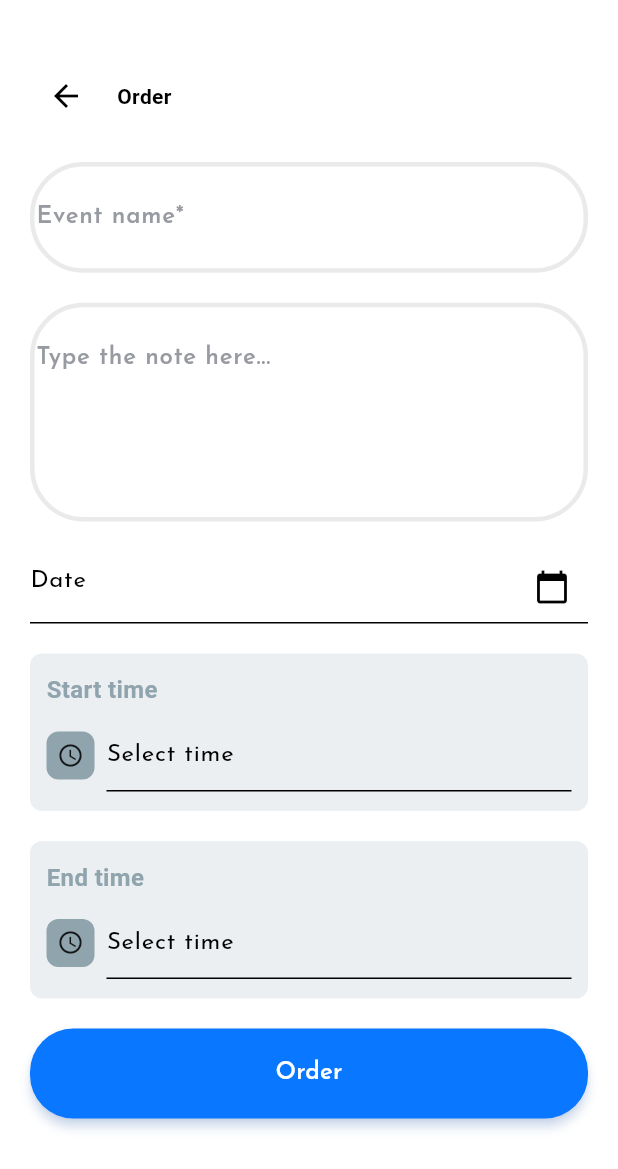
After one commit to andyka-salom/App_mobile, a Flutter app: the OrderScreen screen opened by its route, on a phone screen of 412 x 824 dp. The commit adds this screen. Shown: the top 1169 px of the screen. Run offline on Flutter 3.47's test engine with Material 3 defaults, Android fonts, the phone set to English and light mode, and no system bars; our stand-ins replace cached_network_image, connectivity_plus, dotted_border, flutter_svg.

```diff
--- a/lib/presentation/order_history.dart
+++ b/lib/presentation/order_history.dart
@@ -4,10 +4,9 @@ import '../../theme/custom_button_style.dart';
 import '../../widgets/app_bar/appbar_leading_image.dart';
 import '../../widgets/app_bar/appbar_title.dart';
 import '../../widgets/app_bar/custom_app_bar.dart';
-import '../../widgets/custom_bottom_bar.dart';
 import '../../widgets/custom_elevated_button.dart';
 import '../../widgets/custom_text_form_field.dart';
-import 'service_tab_container_page.dart'; // ignore_for_file: must_be_immutable
+// ignore_for_file: must_be_immutable
 
 
 class OrderRecentScreen extends StatelessWidget {
--- /dev/null
+++ b/lib/presentation/order_screen.dart
@@ -0,0 +1,189 @@
+import 'package:flutter/material.dart';
+import 'package:intl/intl.dart';
+import '../../core/app_export.dart';
+import '../../theme/custom_button_style.dart';
+import '../../widgets/custom_elevated_button.dart';
+import '../../widgets/custom_text_form_field.dart';
+// ignore_for_file: must_be_immutable
+class OrderScreen extends StatelessWidget {
+  OrderScreen({Key? key}) : super(key: key);
+
+  TextEditingController nameController = TextEditingController();
+  TextEditingController noteOneController = TextEditingController();
+  TextEditingController dateController = TextEditingController();
+  TextEditingController startTimeController = TextEditingController();
+  TextEditingController endTimeController = TextEditingController();
+
+  GlobalKey<FormState> _formKey = GlobalKey<FormState>();
+
+  @override
+  Widget build(BuildContext context) {
+    return Scaffold(
+      backgroundColor: theme.colorScheme.onPrimary,
+      resizeToAvoidBottomInset: false,
+      body: SingleChildScrollView(
+        child: Padding(
+          padding: EdgeInsets.symmetric(horizontal: 20.0, vertical: 40.0),
+          child: Form(
+            key: _formKey,
+            child: Column(
+              crossAxisAlignment: CrossAxisAlignment.start,
+              children: [
+                Row(
+                  children: [
+                    IconButton(
+                      icon: Icon(Icons.arrow_back),
+                      onPressed: () {
+                        // Handle back button pressed
+                      },
+                    ),
+                    SizedBox(width: 10.0),
+                    Text(
+                      "Order",
+                      style: theme.textTheme.headlineMedium,
+                    ),
+                  ],
+                ),
+                SizedBox(height: 20.0),
+                CustomTextFormField(
+                  controller: nameController,
+                  hintText: "Event name*",
+                ),
+                SizedBox(height: 20.0),
+                CustomTextFormField(
+                  controller: noteOneController,
+                  hintText: "Type the note here...",
+                  maxLines: 4,
+                ),
+                SizedBox(height: 20.0),
+                InkWell(
+                  onTap: () {
+                    _selectDate(context);
+                  },
+                  child: IgnorePointer(
+                    child: TextFormField(
+                      controller: dateController,
+                      readOnly: true,
+                      decoration: InputDecoration(
+                        hintText: 'Date',
+                        suffixIcon: Icon(Icons.calendar_today),
+                      ),
+                    ),
+                  ),
+                ),
+                SizedBox(height: 20.0),
+                _buildRowSearching(
+                  context,
+                  timeType: "Start time",
+                  controller: startTimeController,
+                ),
+                SizedBox(height: 20.0),
+                _buildRowSearching(
+                  context,
+                  timeType: "End time",
+                  controller: endTimeController,
+                ),
+                SizedBox(height: 20.0),
+                CustomElevatedButton(
+                  height: 60.0,
+                  text: "Order",
+                  onPressed: () {
+                    // Handle order button pressed
+                  },
+                  buttonStyle: CustomButtonStyles.outlineBlueTL30,
+                  buttonTextStyle: CustomTextStyles.titleMediumOnPrimary18,
+                ),
+              ],
+            ),
+          ),
+        ),
+      ),
+    );
+  }
+
+  Future<void> _selectDate(BuildContext context) async {
+    final DateTime? picked = await showDatePicker(
+      context: context,
+      initialDate: DateTime.now(),
+      firstDate: DateTime(DateTime.now().year - 5),
+      lastDate: DateTime(DateTime.now().year + 5),
+    );
+    if (picked != null) {
+      // Format date without time
+      final DateFormat formatter = DateFormat('yyyy-MM-dd');
+      final String formattedDate = formatter.format(picked);
+      dateController.text = formattedDate;
+    }
+  }
+
+
+  Widget _buildRowSearching(BuildContext context, {required String timeType, required TextEditingController controller}) {
+    return Container(
+      padding: EdgeInsets.symmetric(horizontal: 11.0, vertical: 13.0),
+      decoration: BoxDecoration(
+        borderRadius: BorderRadius.circular(8.0),
+        color: Colors.blueGrey[50],
+      ),
+      child: Column(
+        crossAxisAlignment: CrossAxisAlignment.start,
+        children: [
+          Text(
+            timeType,
+            style: TextStyle(
+              color: Colors.blueGrey[300],
+              fontSize: 16.0,
+            ),
+          ),
+          SizedBox(height: 8.0),
+          Row(
+            children: [
+              GestureDetector(
+                onTap: () {
+                  _selectTime(context, timeType, controller);
+                },
+                child: Container(
+                  height: 32.0,
+                  width: 32.0,
+                  decoration: BoxDecoration(
+                    borderRadius: BorderRadius.circular(8.0),
+                    color: Colors.blueGrey[300],
+                  ),
+                  child: Icon(
+                    Icons.access_time,
+                    size: 18.0,
+                  ),
+                ),
+              ),
+              SizedBox(width: 8.0),
+              Expanded(
+                child: TextFormField(
+                  controller: controller,
+                  readOnly: true,
+                  decoration: InputDecoration(
+                    hintText: 'Select time',
+                  ),
+                  onTap: () {
+                    _selectTime(context, timeType, controller);
+                  },
+                ),
+              ),
+            ],
+          ),
+        ],
+      ),
+    );
+  }
+
+  Future<void> _selectTime(BuildContext context, String timeType, TextEditingController controller) async {
+    final TimeOfDay? picked = await showTimePicker(
+      context: context,
+      initialTime: TimeOfDay.now(),
+    );
+    if (picked != null) {
+      // Format time in 24-hour format
+      final hour = picked.hour.toString().padLeft(2, '0');
+      final minute = picked.minute.toString().padLeft(2, '0');
+      controller.text = '$hour:$minute';
+    }
+  }
+}
--- a/lib/presentation/signup_page_one_screen.dart
+++ b/lib/presentation/signup_page_one_screen.dart
@@ -226,8 +226,7 @@ class SignupPageOneScreen extends StatelessWidget {
       if (response.statusCode == 200) {
         // Registration successful, handle the response accordingly
         print('Registration successful');
-        // For example, navigate to the next screen
-        // Navigator.pushReplacementNamed(context, '/home');
+        Navigator.pushReplacementNamed(context, '/signin_screen_one_screen');
       }else {
         // Registration failed, show an error message with API response
         final Map<String, dynamic> responseData = json.decode(response.body);
--- a/lib/routes/app_routes.dart
+++ b/lib/routes/app_routes.dart
@@ -10,7 +10,8 @@ import '../presentation/detail_order_screen.dart';
 import '../presentation/home_page/home_page.dart';
 import '../presentation/service_container_screen/service_container_screen.dart';
 import '../presentation/order_recent_screen.dart';
-import '../presentation/splash_screen.dart'; // ignore_for_file: must_be_immutable
+import '../presentation/order_screen.dart';
+import '../presentation/splash_screen.dart';
 
 
 class AppRoutes {
@@ -30,9 +31,13 @@ class AppRoutes {
 
   static const String newPage = '/detail_order';
 
-  static const String ServicePage = '/service_page';
+  static const String ServicePage = '/service_page'; //halaman service
 
-  static const String orderRecentScreen = '/order_recent_screen';
+  static const String Profile = '/profil'; //halaman service
+
+  static const String orderscreen = '/order_screen';
+
+  static const String orderRecentScreen = '/order_recent_screen'; //history order
 
   static const String initialRoute = '/initialRoute';
 
@@ -41,16 +46,17 @@ class AppRoutes {
   static Map<String, WidgetBuilder> routes = {
     splashScreen: (context) => SplashScreen(),
     signinScreenOneScreen: (context) => SigninScreenOneScreen(),
+    orderscreen:(context) => OrderScreen(),
      '/personal_info': (context) => PersonalInfoPageScreen(),
-     '/profil': (context) => ProfilScreen(),
+     Profile: (context) => ProfilScreen(), //profil
      '/serviceadd': (context) => ServiceAddScreen(),
      '/servicecategory': (context) => ServiceCategoryScreen(),
      '/detail_order': (context) => DetailOrderScreen(),
-     '/home_page': (context) => HomePage(), //ganti dengan yg baru
+    homePage: (context) => HomePage(), //ganti dengan yg baru
     orderRecentScreen: (context) => OrderRecentScreen(),
         serviceContainerScreen: (context) => ServiceContainerScreen(),
     signupPageOneScreen: (context) => SignupPageOneScreen(),
     homeContainerScreen: (context) => HomeContainerScreen(),
-    initialRoute: (context) => ServiceContainerScreen()
+    initialRoute: (context) => SplashScreen()
   };
 }
--- a/lib/theme/custom_button_style.dart
+++ b/lib/theme/custom_button_style.dart
@@ -23,4 +23,12 @@ class CustomButtonStyles {
         shadowColor: appTheme.black900.withOpacity(0.04),
         elevation: 10,
       );
+        static ButtonStyle get outlineBlueTL30 => ElevatedButton.styleFrom(
+        backgroundColor: theme.colorScheme.primary,
+        shape: RoundedRectangleBorder(
+          borderRadius: BorderRadius.circular(30.h),
+        ),
+        shadowColor: appTheme.blue30087,
+        elevation: 3,
+      );
 }
```
Also changed, not shown: lib/presentation/home_container_screen/home_container_screen.dart (+25 -1 lines), lib/presentation/profil_screen.dart (+66 -12 lines), lib/presentation/signin_screen_one_screen.dart (+2 -5 lines), lib/widgets/custom_bottom_bar.dart (+49 -46 lines), pubspec.yaml (+18 -0 lines), assets/images/Illustration.png (added), 33 other files.
